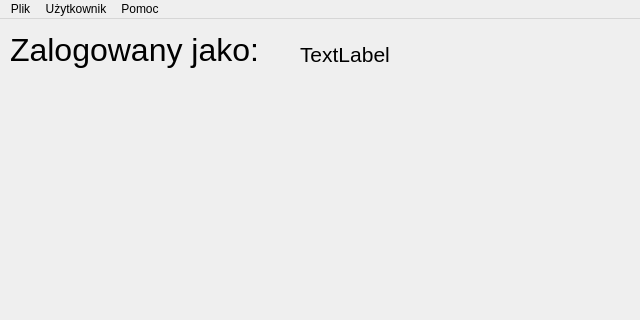
First picture: the form in oknoglowne.ui, repository twardakm/zarzadzanie_projektami, before the edit; both pictures show x 0 to 640 and y 0 to 320 of the 640 by 480 pixel window.
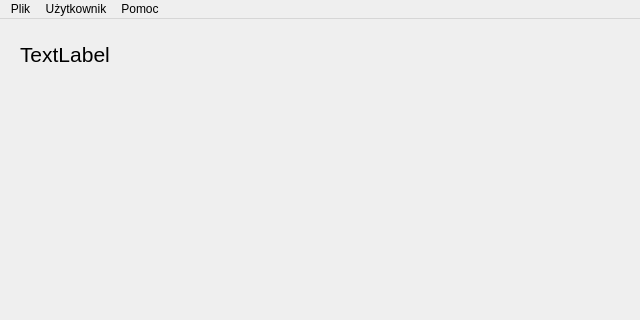
Second picture: the form after the edit.

```diff
--- a/oknoglowne.ui
+++ b/oknoglowne.ui
@@ -20,28 +20,10 @@
    <string>Zarządzanie projektami</string>
   </property>
   <widget class="QWidget" name="centralWidget">
-   <widget class="QLabel" name="label">
-    <property name="geometry">
-     <rect>
-      <x>10</x>
-      <y>0</y>
-      <width>261</width>
-      <height>61</height>
-     </rect>
-    </property>
-    <property name="font">
-     <font>
-      <pointsize>24</pointsize>
-     </font>
-    </property>
-    <property name="text">
-     <string>Zalogowany jako:</string>
-    </property>
-   </widget>
    <widget class="QLabel" name="nazwa_uzytkownika">
     <property name="geometry">
      <rect>
-      <x>300</x>
+      <x>20</x>
       <y>10</y>
       <width>161</width>
       <height>51</height>
```
